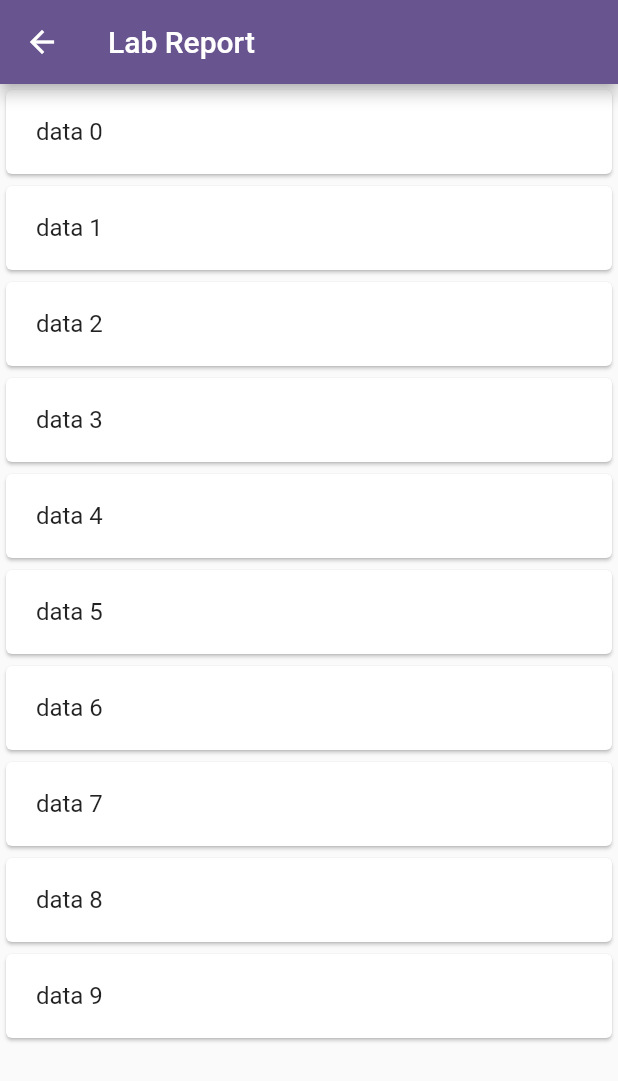
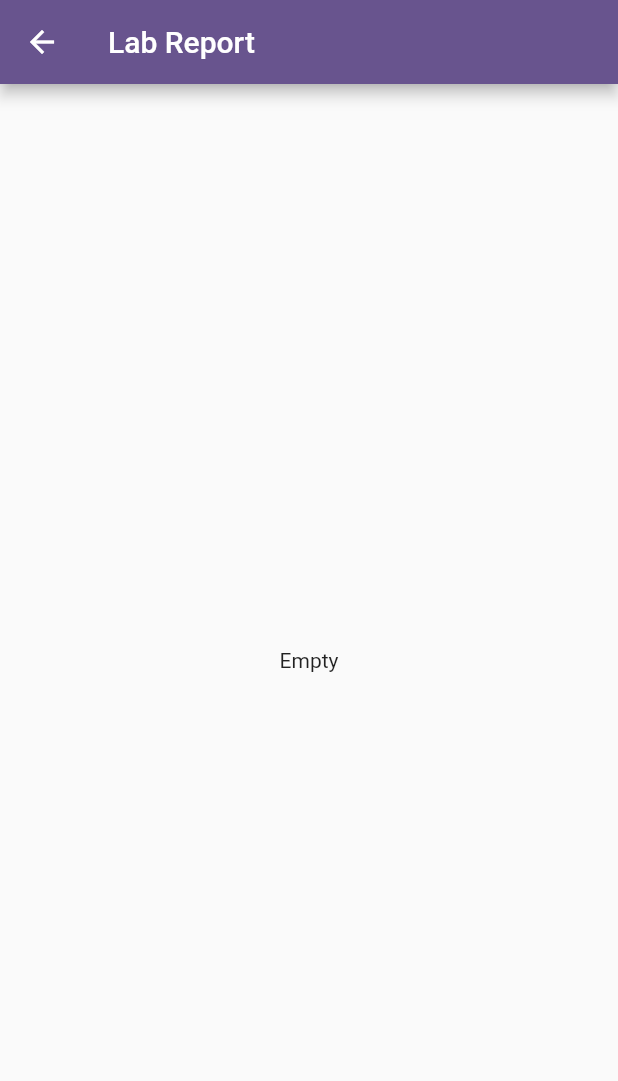
Before and after one commit to Dipesh905/hospital_management_app, a Flutter app: the screen it shows after launch, after a tap on "View Lab Reports", on a phone screen of 412 x 824 dp. Shown: the top 1081 px of the screen. Run offline on Flutter 3.47's test engine with Material 2 defaults, Android fonts, the phone set to English and light mode, and no system bars; our stand-ins replace flutter_bloc.

```diff
--- a/lib/doctor_module/view/lab_order_screen.dart
+++ b/lib/doctor_module/view/lab_order_screen.dart
@@ -1,6 +1,9 @@
 import 'package:flutter/material.dart';
+import 'package:flutter_bloc/flutter_bloc.dart';
 import 'package:hospital_management_app/common_module/widgets/button_widget.dart';
 import 'package:hospital_management_app/common_module/widgets/input_field_widget.dart';
+import 'package:hospital_management_app/patient_bloc/patient_bloc.dart';
+import 'package:hospital_management_app/patient_bloc/patient_event.dart';
 
 class LabOrderScreen extends StatelessWidget {
   LabOrderScreen({super.key});
@@ -80,7 +83,7 @@ class LabOrderScreen extends StatelessWidget {
                 buttonTitle: 'Create Lab Order',
                 onPressed: () {
                   if (_key.currentState!.validate()) {
-                    print(_patientNameController.text);
+                    context.read<PatientBloc>().add(AddPatientsEvent());
                   }
                 },
               )
--- a/lib/lab_technician_module/lab_report_screen.dart
+++ b/lib/lab_technician_module/lab_report_screen.dart
@@ -1,4 +1,7 @@
 import 'package:flutter/material.dart';
+import 'package:flutter_bloc/flutter_bloc.dart';
+import 'package:hospital_management_app/patient_bloc/patient_bloc.dart';
+import 'package:hospital_management_app/patient_bloc/patient_state.dart';
 
 class LabReportScreen extends StatelessWidget {
   const LabReportScreen({super.key});
@@ -9,14 +12,20 @@ class LabReportScreen extends StatelessWidget {
       appBar: AppBar(
         title: const Text('Lab Report'),
       ),
-      body: ListView.builder(
-        itemCount: 10,
-        itemBuilder: (BuildContext context, int index) {
-          return Card(
-            child: ListTile(
-              title: Text(' data $index'),
-            ),
-          );
+      body: BlocBuilder<PatientBloc, PatientState>(
+        builder: (context, state) {
+          return state.allPatients.isNotEmpty
+              ? ListView.builder(
+                  itemCount: state.allPatients.length,
+                  itemBuilder: (BuildContext context, int index) {
+                    return ListTile(
+                      title: Text(state.allPatients[index].patientName),
+                      subtitle: Text(
+                          state.allPatients[index].labTestModel.labTestName),
+                    );
+                  },
+                )
+              : const Center(child: Text('Empty'));
         },
       ),
     );
--- a/lib/main.dart
+++ b/lib/main.dart
@@ -1,5 +1,7 @@
 import 'package:flutter/material.dart';
+import 'package:flutter_bloc/flutter_bloc.dart';
 import 'package:hospital_management_app/common_module/common_screens/home_screen.dart';
+import 'package:hospital_management_app/patient_bloc/patient_bloc.dart';
 
 void main() {
   runApp(const MyApp());
@@ -11,13 +13,16 @@ class MyApp extends StatelessWidget {
   // This widget is the root of your application.
   @override
   Widget build(BuildContext context) {
-    return MaterialApp(
-      debugShowCheckedModeBanner: false,
-      title: 'Hospital Management App',
-      theme: ThemeData(
-        colorScheme: ColorScheme.fromSeed(seedColor: Colors.deepPurple),
+    return BlocProvider(
+      create: (context) => PatientBloc(),
+      child: MaterialApp(
+        debugShowCheckedModeBanner: false,
+        title: 'Hospital Management App',
+        theme: ThemeData(
+          colorScheme: ColorScheme.fromSeed(seedColor: Colors.deepPurple),
+        ),
+        home: const HomeScreen(),
       ),
-      home: const HomeScreen(),
     );
   }
 }
--- /dev/null
+++ b/lib/patient_bloc/patient_bloc.dart
@@ -0,0 +1,22 @@
+import 'package:flutter_bloc/flutter_bloc.dart';
+import 'package:hospital_management_app/common_module/common_model/lab_test_model.dart';
+import 'package:hospital_management_app/common_module/common_model/patient_model.dart';
+import 'package:hospital_management_app/patient_bloc/patient_event.dart';
+import 'package:hospital_management_app/patient_bloc/patient_state.dart';
+
+class PatientBloc extends Bloc<PatientEvent, PatientState> {
+  PatientBloc() : super(InitialPatientState()) {
+    on<AddPatientsEvent>(
+      (event, emit) => emit(
+        AddPatientState(
+          PatientModel(
+            patientName: 'patientName',
+            patientAddress: 'patientAddress',
+            patientAge: 20,
+            labTestModel: LabTestModel(labTestName: 'labTestName'),
+          ),
+        ),
+      ),
+    );
+  }
+}
--- /dev/null
+++ b/lib/patient_bloc/patient_event.dart
@@ -0,0 +1,3 @@
+class PatientEvent {}
+
+class AddPatientsEvent extends PatientEvent {}
--- /dev/null
+++ b/lib/patient_bloc/patient_state.dart
@@ -0,0 +1,16 @@
+import 'package:hospital_management_app/common_module/common_model/patient_model.dart';
+
+class PatientState {
+  List<PatientModel> allPatients = [];
+
+  PatientState({required this.allPatients});
+}
+
+class InitialPatientState extends PatientState {
+  InitialPatientState() : super(allPatients: []);
+}
+
+class AddPatientState extends PatientState {
+  AddPatientState(PatientModel patientModel)
+      : super(allPatients: [patientModel]);
+}
--- a/pubspec.yaml
+++ b/pubspec.yaml
@@ -35,6 +35,8 @@ dependencies:
   # The following adds the Cupertino Icons font to your application.
   # Use with the CupertinoIcons class for iOS style icons.
   cupertino_icons: ^1.0.2
+  flutter_bloc: ^8.1.3
+
 
 dev_dependencies:
   flutter_test:
```
Also changed, not shown: pubspec.lock.
